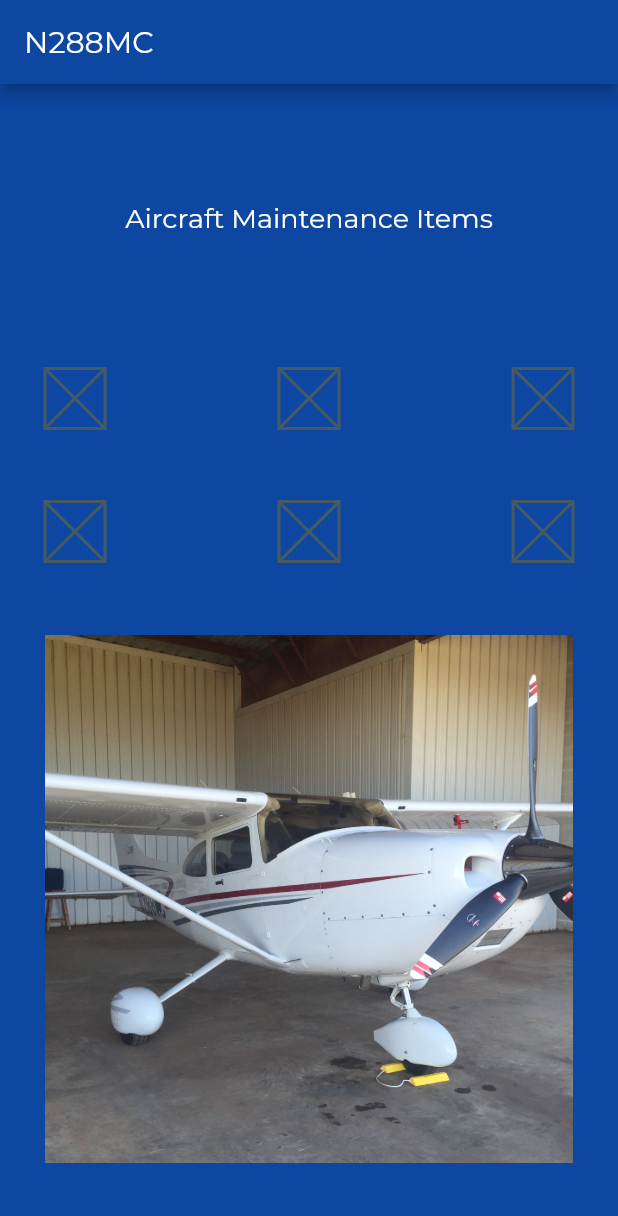
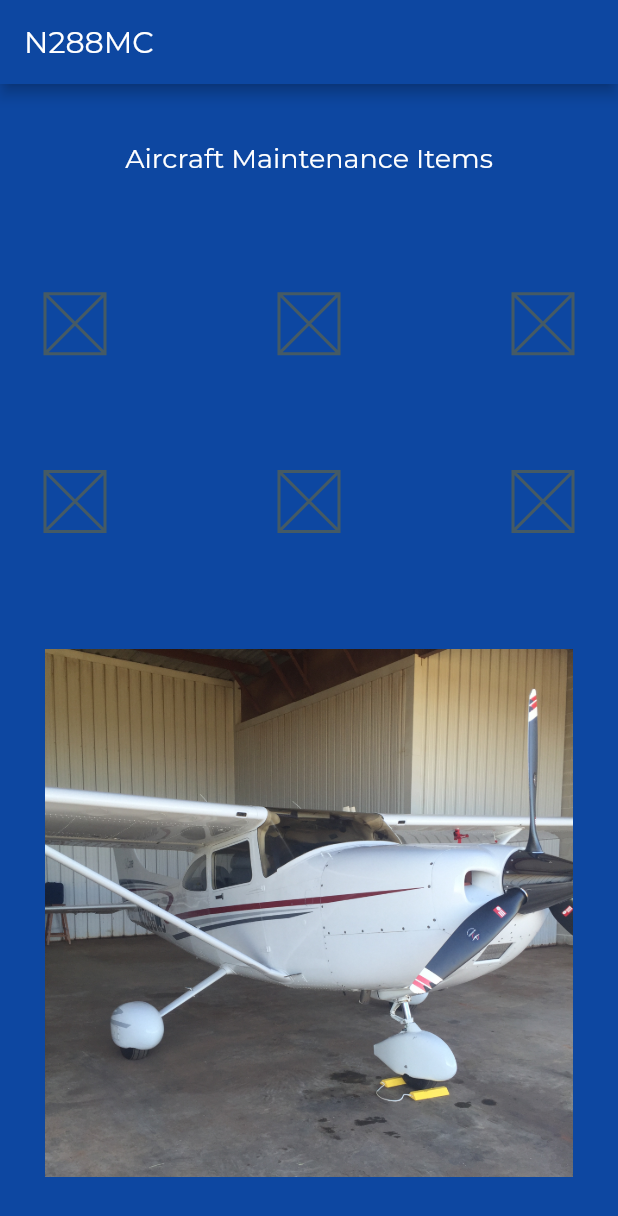
Before and after one commit to hadaes/aircraftMaintenance, a Flutter app: the screen it shows after launch, on a phone screen of 412 x 824 dp. Shown: the top 1216 px of the screen. Run offline on Flutter 3.47's test engine with Material 2 defaults, Android fonts, the phone set to English and light mode, and no system bars; project files that could hold a hidden picture were left out.

Commit message:
Removed some margin and padding

```diff
--- a/lib/home.dart
+++ b/lib/home.dart
@@ -15,12 +15,11 @@ class Home extends StatelessWidget {
         backgroundColor: Colors.blue[900],
       ),
       body: Padding(
-        padding: EdgeInsets.fromLTRB(30, 30, 30, 0),
+        padding: EdgeInsets.fromLTRB(30, 0, 30, 0),
         child: Column(
-          mainAxisAlignment: MainAxisAlignment.spaceEvenly,
+          mainAxisAlignment: MainAxisAlignment.spaceAround,
           children: <Widget>[
             Container(
-              margin: EdgeInsets.fromLTRB(0.0, 0.0, 0.0, 40.0),
               child: const Text(
                 "Aircraft Maintenance Items",
                 style: TextStyle(
```
